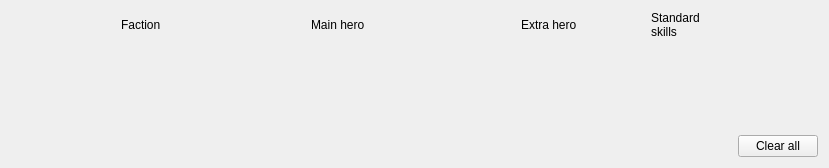
First picture: the form in src/App/MapToolUI/TemplateSettingsWidget.ui, repository mapron/FreeHeroes, before the edit.
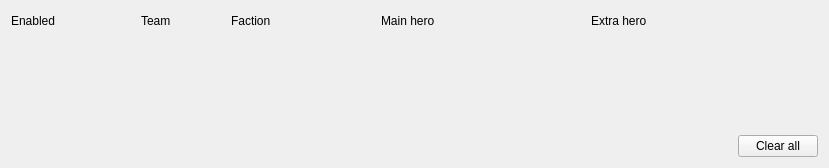
Second picture: the form after the edit. Custom widgets are drawn as their Qt base class.

Commit message: Added support for multiple players and multiple teams.

```diff
--- a/src/App/MapToolUI/TemplateSettingsWidget.ui
+++ b/src/App/MapToolUI/TemplateSettingsWidget.ui
@@ -22,6 +22,19 @@
      <property name="spacing">
       <number>10</number>
      </property>
+     <item>
+      <widget class="QLabel" name="label">
+       <property name="minimumSize">
+        <size>
+         <width>90</width>
+         <height>0</height>
+        </size>
+       </property>
+       <property name="text">
+        <string>Enabled</string>
+       </property>
+      </widget>
+     </item>
      <item>
       <spacer name="horizontalSpacer_2">
        <property name="orientation">
@@ -32,12 +45,41 @@
        </property>
        <property name="sizeHint" stdset="0">
         <size>
-         <width>110</width>
+         <width>30</width>
          <height>20</height>
         </size>
        </property>
       </spacer>
      </item>
+     <item>
+      <widget class="QLabel" name="label_2">
+       <property name="minimumSize">
+        <size>
+         <width>60</width>
+         <height>0</height>
+        </size>
+       </property>
+       <property name="text">
+        <string>Team</string>
+       </property>
+      </widget>
+     </item>
+     <item>
+      <spacer name="horizontalSpacer_5">
+       <property name="orientation">
+        <enum>Qt::Horizontal</enum>
+       </property>
+       <property name="sizeType">
+        <enum>QSizePolicy::Fixed</enum>
+       </property>
+       <property name="sizeHint" stdset="0">
+        <size>
+         <width>20</width>
+         <height>1</height>
+        </size>
+       </property>
+      </spacer>
+     </item>
      <item>
       <widget class="QLabel" name="label2">
        <property name="minimumSize">
@@ -61,7 +103,7 @@
        </property>
        <property name="sizeHint" stdset="0">
         <size>
-         <width>100</width>
+         <width>60</width>
          <height>20</height>
         </size>
        </property>
@@ -109,30 +151,6 @@
        </property>
       </widget>
      </item>
-     <item>
-      <spacer name="horizontalSpacer_5">
-       <property name="orientation">
-        <enum>Qt::Horizontal</enum>
-       </property>
-       <property name="sizeType">
-        <enum>QSizePolicy::Fixed</enum>
-       </property>
-       <property name="sizeHint" stdset="0">
-        <size>
-         <width>20</width>
-         <height>1</height>
-        </size>
-       </property>
-      </spacer>
-     </item>
-     <item>
-      <widget class="QLabel" name="label_6">
-       <property name="text">
-        <string>Standard
-skills</string>
-       </property>
-      </widget>
-     </item>
      <item>
       <spacer name="horizontalSpacer_6">
        <property name="orientation">
```
The commit also changes 28 other files.
